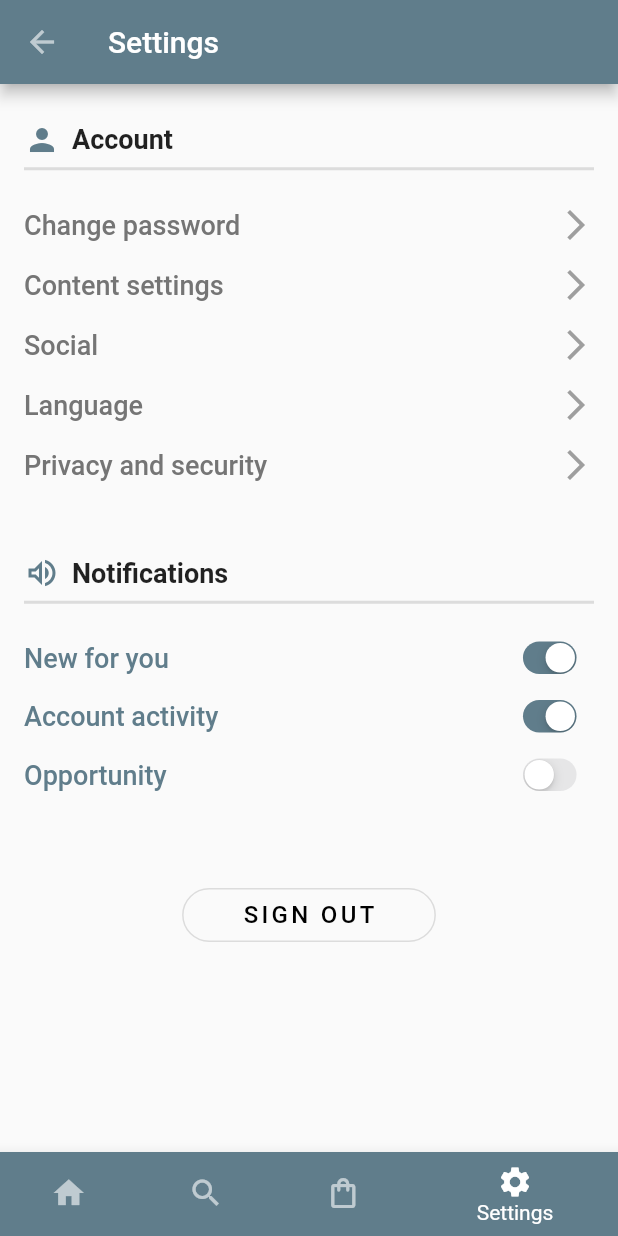
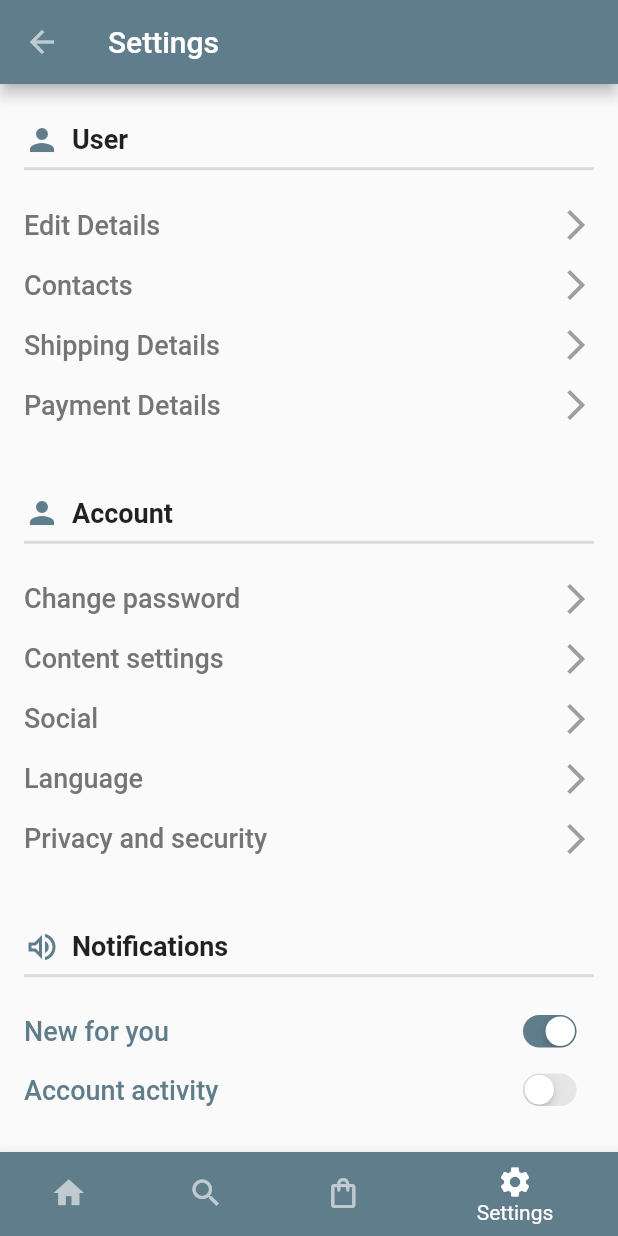
Before and after one commit to arcadesArena/first-ecom, a Flutter app: the screen it shows after launch, item 4 of the bottom bar chosen, on a phone screen of 412 x 824 dp. Run offline on Flutter 3.47's test engine with Material 2 defaults, Android fonts, the phone set to English and light mode, and no system bars; our stand-ins replace animated_splash_screen.

Commit message:
settings changes and icon replace

```diff
--- a/lib/ui_utils/settings.dart
+++ b/lib/ui_utils/settings.dart
@@ -29,6 +29,19 @@ class _SettingsPageState extends State<SettingsPage> {
               children: [
                 Icon(Icons.person,color: Colors.blueGrey,),
                 SizedBox(width: 8,),
+                Text("User",style: TextStyle(fontSize: 18, fontWeight: FontWeight.bold),),
+              ],
+            ),
+            Divider(height: 15,thickness: 2,),
+            SizedBox(height: 10,),
+            buildAccountOptionRow(context, "Edit Details"),
+            buildAccountOptionRow(context, "Contacts"),
+            buildAccountOptionRow(context, "Shipping Details"),
+            buildAccountOptionRow(context, "Payment Details"),
+            SizedBox(height: 40,),Row(
+              children: [
+                Icon(Icons.person,color: Colors.blueGrey,),
+                SizedBox(width: 8,),
                 Text("Account",style: TextStyle(fontSize: 18, fontWeight: FontWeight.bold),),
               ],
             ),
@@ -50,8 +63,7 @@ class _SettingsPageState extends State<SettingsPage> {
             Divider(height: 15,thickness: 2,),
             SizedBox(height: 10,),
             buildNotificationOptionRow("New for you", true),
-            buildNotificationOptionRow("Account activity", true),
-            buildNotificationOptionRow("Opportunity", false),
+            buildNotificationOptionRow("Account activity", false),
             SizedBox(
               height: 50,
             ),
--- a/pubspec.yaml
+++ b/pubspec.yaml
@@ -39,7 +39,6 @@ dependencies:
 dev_dependencies:
   flutter_test:
     sdk: flutter
-
 
   # The "flutter_lints" package below contains a set of recommended lints to
   # encourage good coding practices. The lint set provided by the package is
```
Also changed, not shown: 37 other files.
